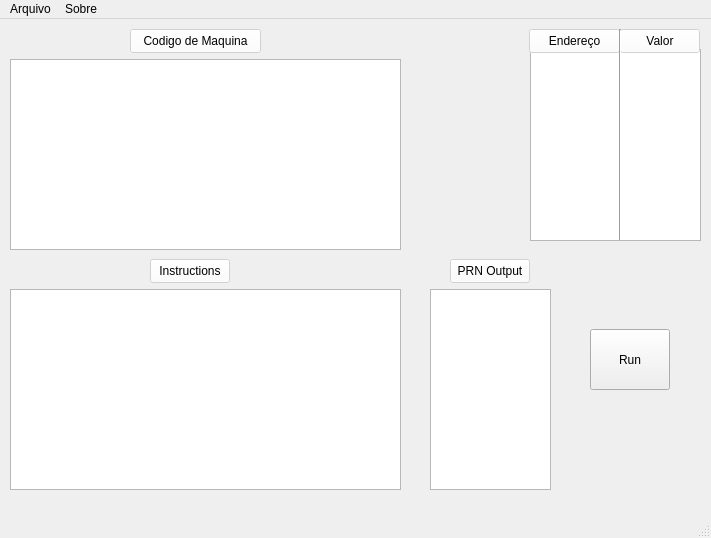
Above: VirtualMachine/mainwindow.ui from RafaelBarbon/Compilador before the change. Below: the same form after it.
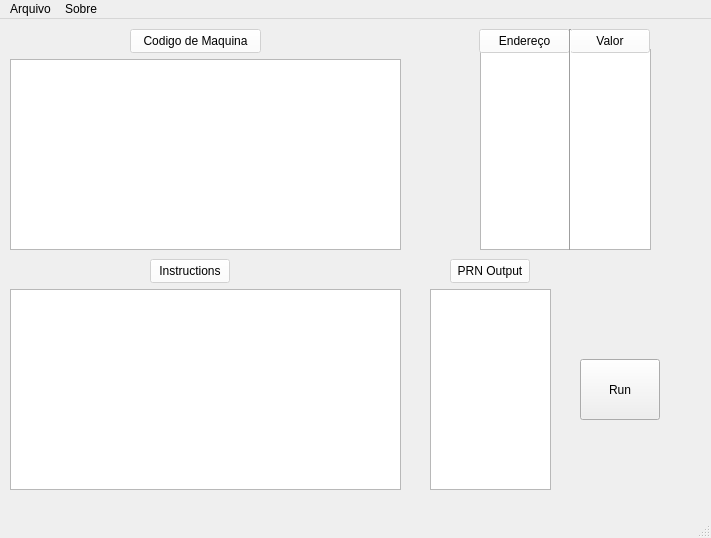
That is the form after the change.

The edit to the form file:
```diff
--- a/VirtualMachine/mainwindow.ui
+++ b/VirtualMachine/mainwindow.ui
@@ -27,8 +27,8 @@
    <widget class="QPushButton" name="pushButton">
     <property name="geometry">
      <rect>
-      <x>590</x>
-      <y>310</y>
+      <x>580</x>
+      <y>340</y>
       <width>80</width>
       <height>61</height>
      </rect>
@@ -50,10 +50,10 @@
    <widget class="QListWidget" name="listWidget_2">
     <property name="geometry">
      <rect>
-      <x>530</x>
+      <x>480</x>
       <y>30</y>
       <width>171</width>
-      <height>192</height>
+      <height>201</height>
      </rect>
     </property>
    </widget>
@@ -117,7 +117,7 @@
     </property>
     <property name="geometry">
      <rect>
-      <x>529</x>
+      <x>479</x>
       <y>10</y>
       <width>91</width>
       <height>24</height>
@@ -139,7 +139,7 @@
     </property>
     <property name="geometry">
      <rect>
-      <x>620</x>
+      <x>570</x>
       <y>10</y>
       <width>80</width>
       <height>24</height>
@@ -158,10 +158,10 @@
    <widget class="Line" name="line">
     <property name="geometry">
      <rect>
-      <x>610</x>
+      <x>560</x>
       <y>10</y>
       <width>20</width>
-      <height>211</height>
+      <height>221</height>
      </rect>
     </property>
     <property name="orientation">
```
